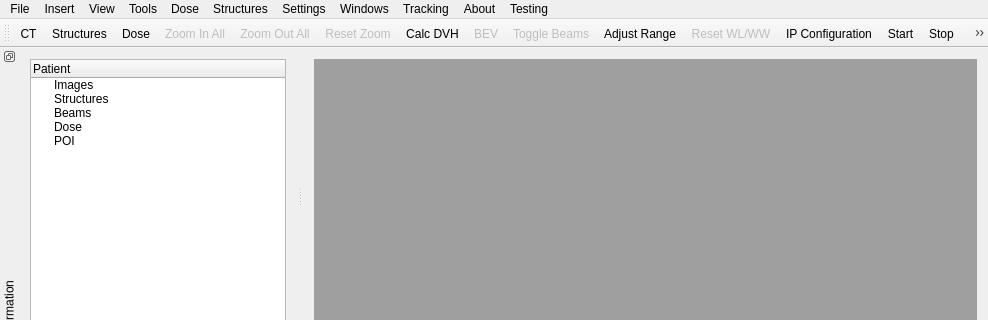
Old version of the form mainwindow.ui in the repository Jothy/KIMView; both pictures show x 0 to 988 and y 0 to 320 of the 988 by 586 pixel window.
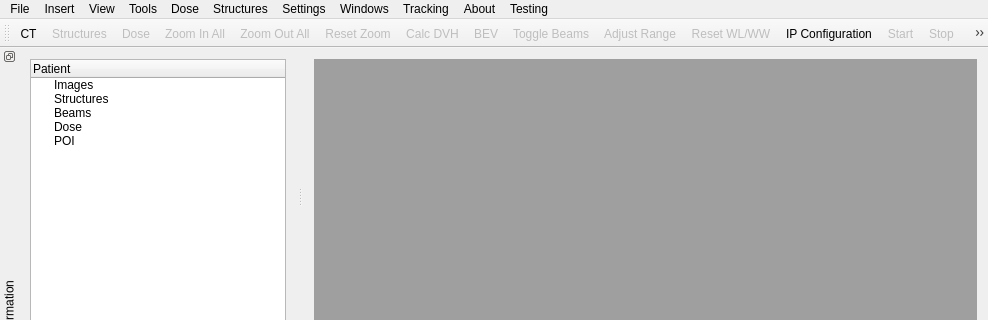
New version of the form. Icons and pictures are not drawn.

```diff
--- a/mainwindow.ui
+++ b/mainwindow.ui
@@ -459,6 +459,9 @@
    </property>
   </action>
   <action name="actionStructures">
+   <property name="enabled">
+    <bool>false</bool>
+   </property>
    <property name="icon">
     <iconset resource="RC.qrc">
      <normaloff>:/Icons/Polygon.png</normaloff>:/Icons/Polygon.png</iconset>
@@ -468,6 +471,9 @@
    </property>
   </action>
   <action name="actionPlan">
+   <property name="enabled">
+    <bool>false</bool>
+   </property>
    <property name="icon">
     <iconset>
      <normaloff>:/RC/Icons1/applications.png</normaloff>:/RC/Icons1/applications.png</iconset>
@@ -489,6 +495,9 @@
    </property>
   </action>
   <action name="actionDose">
+   <property name="enabled">
+    <bool>false</bool>
+   </property>
    <property name="icon">
     <iconset resource="RC.qrc">
      <normaloff>:/Icons/Dose.png</normaloff>:/Icons/Dose.png</iconset>
@@ -604,6 +613,9 @@
    </property>
   </action>
   <action name="actionCalc_DVH">
+   <property name="enabled">
+    <bool>false</bool>
+   </property>
    <property name="icon">
     <iconset resource="RC.qrc">
      <normaloff>:/Icons/DVH.png</normaloff>:/Icons/DVH.png</iconset>
@@ -613,6 +625,9 @@
    </property>
   </action>
   <action name="actionAdjust_Range">
+   <property name="enabled">
+    <bool>false</bool>
+   </property>
    <property name="icon">
     <iconset resource="RC.qrc">
      <normaloff>:/Icons/Color.png</normaloff>:/Icons/Color.png</iconset>
@@ -692,6 +707,9 @@
    </property>
   </action>
   <action name="actionStart">
+   <property name="enabled">
+    <bool>false</bool>
+   </property>
    <property name="icon">
     <iconset resource="RC.qrc">
      <normaloff>:/Icons/Start.png</normaloff>:/Icons/Start.png</iconset>
@@ -704,6 +722,9 @@
    </property>
   </action>
   <action name="actionStop">
+   <property name="enabled">
+    <bool>false</bool>
+   </property>
    <property name="icon">
     <iconset resource="RC.qrc">
      <normaloff>:/Icons/Stop.png</normaloff>:/Icons/Stop.png</iconset>
```
Left out of the diff: 11 changed lines with no effect on the pictures.
